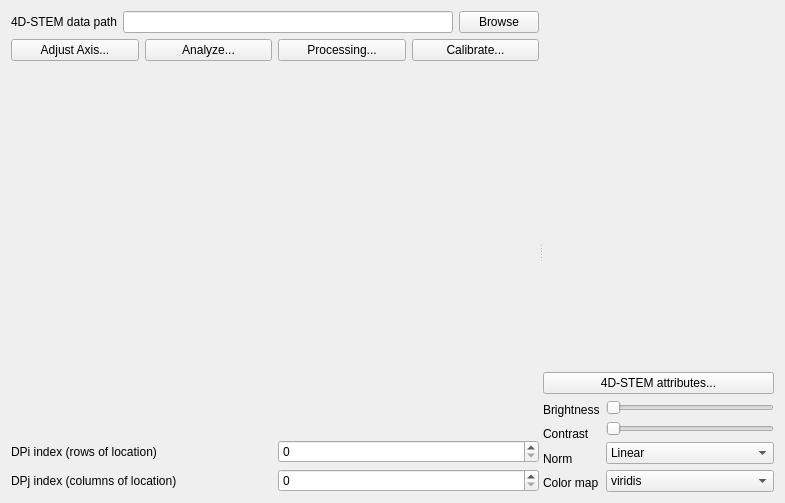
First picture: the form in ui/uiPageBaseFourDSTEM.ui, repository ManifoldsHu/FourDExplorer, before the edit.
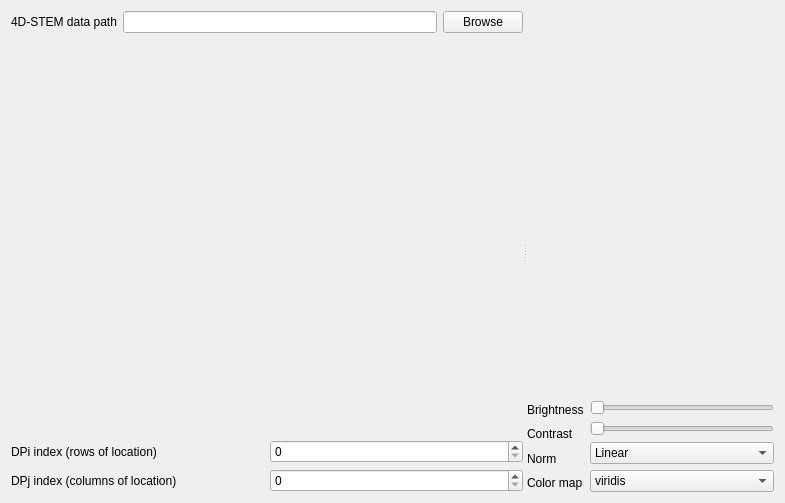
Second picture: the form after the edit. Custom widgets are drawn as their Qt base class.

Commit message: add a Splash Screen showing when the software is started. Also add the processing menu for 4D-STEM in its page.

Diff of the .ui file:
```diff
--- a/ui/uiPageBaseFourDSTEM.ui
+++ b/ui/uiPageBaseFourDSTEM.ui
@@ -19,8 +19,8 @@
      <property name="orientation">
       <enum>Qt::Horizontal</enum>
      </property>
-     <widget class="QWidget" name="layoutWidget">
-      <layout class="QVBoxLayout" name="verticalLayout_3" stretch="0,0,1,0">
+     <widget class="QWidget" name="">
+      <layout class="QVBoxLayout" name="verticalLayout_3" stretch="0,1,0">
        <item>
         <layout class="QHBoxLayout" name="horizontalLayout">
          <item>
@@ -42,38 +42,6 @@
          </item>
         </layout>
        </item>
-       <item>
-        <layout class="QHBoxLayout" name="horizontalLayout_2">
-         <item>
-          <widget class="QPushButton" name="pushButton_adjust_axis">
-           <property name="text">
-            <string>Adjust Axis...</string>
-           </property>
-          </widget>
-         </item>
-         <item>
-          <widget class="QPushButton" name="pushButton_analyze">
-           <property name="text">
-            <string>Analyze...</string>
-           </property>
-          </widget>
-         </item>
-         <item>
-          <widget class="QPushButton" name="pushButton_processing">
-           <property name="text">
-            <string>Processing...</string>
-           </property>
-          </widget>
-         </item>
-         <item>
-          <widget class="QPushButton" name="pushButton_calibrate">
-           <property name="text">
-            <string>Calibrate...</string>
-           </property>
-          </widget>
-         </item>
-        </layout>
-       </item>
        <item>
         <widget class="WidgetPlotDP" name="widget_dp" native="true"/>
        </item>
@@ -111,8 +79,8 @@
        </item>
       </layout>
      </widget>
-     <widget class="QWidget" name="">
-      <layout class="QVBoxLayout" name="verticalLayout_7">
+     <widget class="QWidget" name="layoutWidget">
+      <layout class="QVBoxLayout" name="verticalLayout_7" stretch="1,0">
        <item>
         <spacer name="verticalSpacer">
          <property name="orientation">
@@ -128,13 +96,6 @@
        </item>
        <item>
         <layout class="QVBoxLayout" name="verticalLayout_6">
-         <item>
-          <widget class="QPushButton" name="pushButton">
-           <property name="text">
-            <string>4D-STEM attributes...</string>
-           </property>
-          </widget>
-         </item>
          <item>
           <layout class="QHBoxLayout" name="horizontalLayout_5">
            <item>
```
The commit also changes 56 other files.
